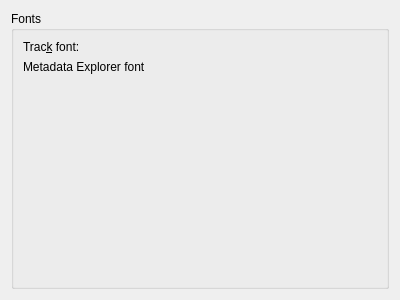
Old version of the form gui/settings/SettingsPageAppearance.ui in the repository gvansickle/AwesomeMediaLibraryManager.
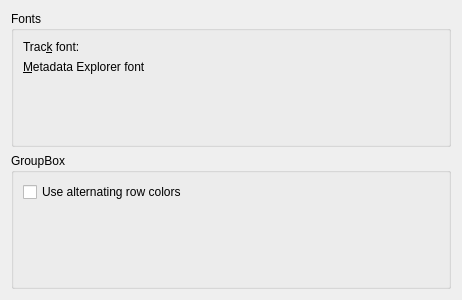
New version of the form. Custom widgets are drawn as their Qt base class.

The edit to the form file:
```diff
--- a/gui/settings/SettingsPageAppearance.ui
+++ b/gui/settings/SettingsPageAppearance.ui
@@ -6,7 +6,7 @@
    <rect>
     <x>0</x>
     <y>0</y>
-    <width>400</width>
+    <width>462</width>
     <height>300</height>
    </rect>
   </property>
@@ -38,7 +38,7 @@
         <item row="2" column="0">
          <widget class="QLabel" name="MetadataFontLabel">
           <property name="text">
-           <string>Metadata Explorer font</string>
+           <string>&amp;Metadata Explorer font</string>
           </property>
           <property name="buddy">
            <cstring>TrackFontLabel</cstring>
@@ -53,6 +53,22 @@
      </layout>
     </widget>
    </item>
+   <item row="1" column="0">
+    <widget class="QGroupBox" name="groupBox_2">
+     <property name="title">
+      <string>GroupBox</string>
+     </property>
+     <layout class="QFormLayout" name="formLayout_3">
+      <item row="0" column="0">
+       <widget class="QCheckBox" name="kcfg_UseAlternatingRowColors">
+        <property name="text">
+         <string>Use alternating row colors</string>
+        </property>
+       </widget>
+      </item>
+     </layout>
+    </widget>
+   </item>
   </layout>
  </widget>
  <customwidgets>
```
